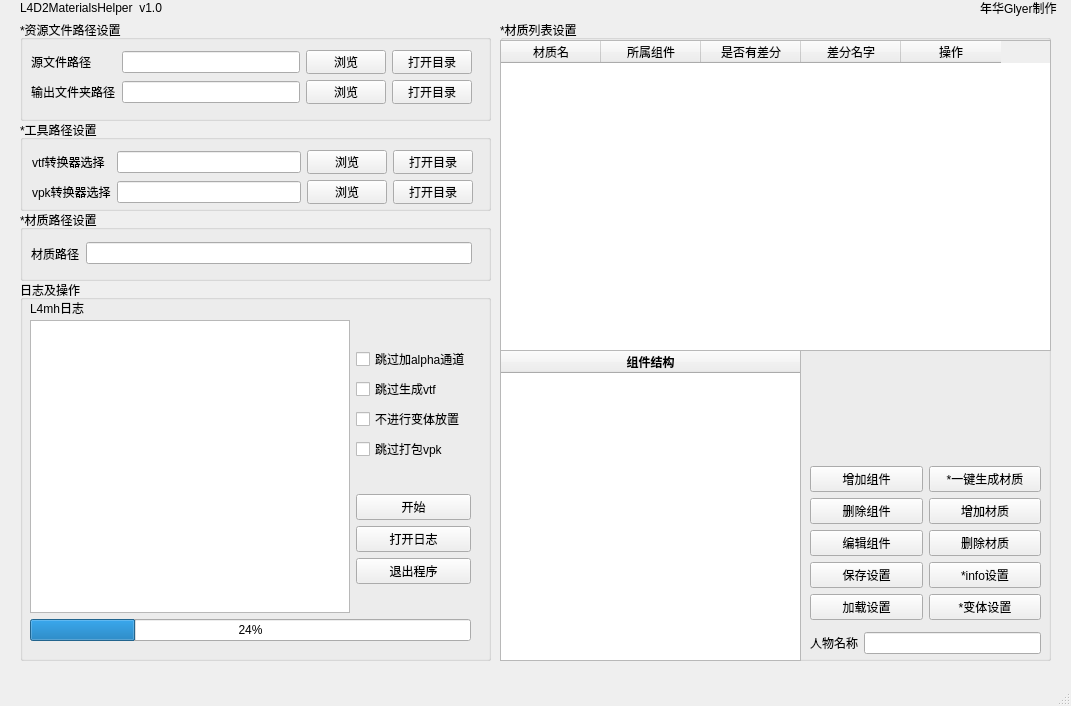
Old version of the form mainwindow.ui in the repository Glyer1/L4D2MaterialsHelper.
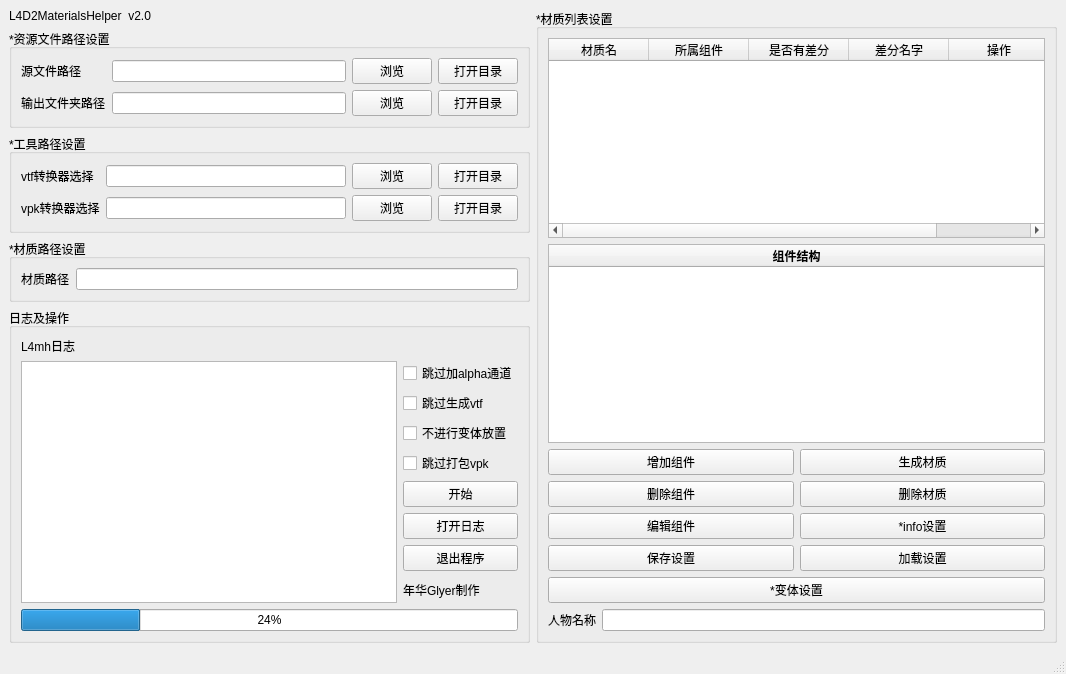
New version of the form.

Commit message:
🚀v2.0.0 重大升级！独立Alpha/自定义VMT/多线程/简单设置材质/20+bug修复
🚀 v2.0.0 重大更新

核心改动：
• 材质配置重构：从“每个差分单独设置”改为“一个材质管理所有差分”
  现在一个材质（如 skin）的所有差分（white/black/bright）可以在同一个面板里切换设置，
  真正实现“一次配置，全差分生效”

新增功能：
• 独立Alpha贴图支持（透明通道）
• 自定义VMT模板（支持{{base}}{{light}}等占位符）
• Emissive自发光贴图支持
• 拖拽文件自动复制到源目录
• 应用到全部差分按钮
• 多线程处理（UI不卡死）

修复问题：
• 材质列表总数翻倍
• 组件编辑时材质被误删
• 多线程结束时崩溃
• 动图VTF覆盖问题
• 用了自定义VMT却使用别的VMT配置问题
• 变体配置弹窗频繁弹出

从beta到正式版，累计修复20+个bug。

The edit to the form file:
```diff
--- a/mainwindow.ui
+++ b/mainwindow.ui
@@ -6,55 +6,42 @@
    <rect>
     <x>0</x>
     <y>0</y>
-    <width>1071</width>
-    <height>706</height>
+    <width>1066</width>
+    <height>674</height>
    </rect>
   </property>
   <property name="minimumSize">
    <size>
-    <width>1071</width>
-    <height>706</height>
+    <width>400</width>
+    <height>400</height>
    </size>
   </property>
   <property name="windowTitle">
    <string>MainWindow</string>
   </property>
   <widget class="QWidget" name="centralwidget">
+   <layout class="QVBoxLayout" name="verticalLayout_12">
+    <item>
+     <layout class="QHBoxLayout" name="horizontalLayout_6">
+      <item>
+       <layout class="QVBoxLayout" name="verticalLayout_11">
+        <item>
    <widget class="QLabel" name="l4mhTitle">
-    <property name="geometry">
-     <rect>
-      <x>20</x>
-      <y>0</y>
-      <width>161</width>
-      <height>16</height>
-     </rect>
-    </property>
     <property name="text">
-     <string>L4D2MaterialsHelper  v1.0</string>
-    </property>
-   </widget>
+           <string>L4D2MaterialsHelper  v2.0</string>
+          </property>
+         </widget>
+        </item>
+        <item>
+         <layout class="QVBoxLayout" name="verticalLayout_10">
+          <item>
    <widget class="QGroupBox" name="gbPathResource">
-    <property name="geometry">
-     <rect>
-      <x>20</x>
-      <y>20</y>
-      <width>471</width>
-      <height>101</height>
-     </rect>
-    </property>
     <property name="title">
      <string>*资源文件路径设置</string>
     </property>
-    <widget class="QWidget" name="layoutWidget">
-     <property name="geometry">
-      <rect>
-       <x>11</x>
-       <y>30</y>
-       <width>441</width>
-       <height>54</height>
-      </rect>
-     </property>
-     <layout class="QGridLayout" name="gridLayout">
+            <layout class="QVBoxLayout" name="verticalLayout_9">
+             <item>
+              <layout class="QGridLayout" name="gridLayout_3">
       <item row="0" column="0">
        <widget class="QLabel" name="sourcePathTitle">
         <property name="text">
@@ -104,29 +91,17 @@
        </widget>
       </item>
      </layout>
-    </widget>
-   </widget>
+             </item>
+            </layout>
+           </widget>
+          </item>
+          <item>
    <widget class="QGroupBox" name="gbTool">
-    <property name="geometry">
-     <rect>
-      <x>20</x>
-      <y>120</y>
-      <width>471</width>
-      <height>91</height>
-     </rect>
-    </property>
     <property name="title">
      <string>*工具路径设置</string>
     </property>
-    <widget class="QWidget" name="layoutWidget">
-     <property name="geometry">
-      <rect>
-       <x>12</x>
-       <y>30</y>
-       <width>441</width>
-       <height>54</height>
-      </rect>
-     </property>
+            <layout class="QVBoxLayout" name="verticalLayout_8">
+             <item>
      <layout class="QGridLayout" name="gridLayout_2">
       <item row="0" column="0">
        <widget class="QLabel" name="label">
@@ -177,30 +152,18 @@
        </widget>
       </item>
      </layout>
-    </widget>
-   </widget>
+             </item>
+            </layout>
+           </widget>
+          </item>
+          <item>
    <widget class="QGroupBox" name="gbPathGame">
-    <property name="geometry">
-     <rect>
-      <x>20</x>
-      <y>210</y>
-      <width>471</width>
-      <height>71</height>
-     </rect>
-    </property>
     <property name="title">
      <string>*材质路径设置</string>
     </property>
-    <widget class="QWidget" name="layoutWidget">
-     <property name="geometry">
-      <rect>
-       <x>11</x>
-       <y>31</y>
-       <width>441</width>
-       <height>25</height>
-      </rect>
-     </property>
-     <layout class="QHBoxLayout" name="horizontalLayout">
+            <layout class="QVBoxLayout" name="verticalLayout_7">
+             <item>
+              <layout class="QHBoxLayout" name="horizontalLayout_5">
       <item>
        <widget class="QLabel" name="gamePath">
         <property name="text">
@@ -212,29 +175,122 @@
        <widget class="QLineEdit" name="editVpkMat"/>
       </item>
      </layout>
-    </widget>
-   </widget>
+             </item>
+            </layout>
+           </widget>
+          </item>
+          <item>
+           <widget class="QGroupBox" name="gbRiZhi">
+            <property name="title">
+             <string>日志及操作</string>
+            </property>
+            <layout class="QHBoxLayout" name="horizontalLayout_4">
+             <item>
+              <layout class="QVBoxLayout" name="verticalLayout_6">
+               <item>
+                <widget class="QLabel" name="L4mhRiZhititle">
+                 <property name="text">
+                  <string>L4mh日志</string>
+                 </property>
+                </widget>
+               </item>
+               <item>
+                <layout class="QVBoxLayout" name="verticalLayout_5">
+                 <item>
+                  <layout class="QHBoxLayout" name="horizontalLayout_3">
+                   <item>
+                    <widget class="QTextEdit" name="l4mhRiZhi"/>
+                   </item>
+                   <item>
+                    <layout class="QVBoxLayout" name="verticalLayout_4">
+                     <item>
+                      <widget class="QCheckBox" name="cbSkipPreprocess">
+                       <property name="text">
+                        <string>跳过加alpha通道</string>
+                       </property>
+                      </widget>
+                     </item>
+                     <item>
+                      <widget class="QCheckBox" name="cbSkipVtf">
+                       <property name="text">
+                        <string>跳过生成vtf</string>
+                       </property>
+                      </widget>
+                     </item>
+                     <item>
+                      <widget class="QCheckBox" name="cbSkipVmt">
+                       <property name="text">
+                        <string>不进行变体放置</string>
+                       </property>
+                      </widget>
+                     </item>
+                     <item>
+                      <widget class="QCheckBox" name="cbSkipVpk">
+                       <property name="text">
+                        <string>跳过打包vpk</string>
+                       </property>
+                      </widget>
+                     </item>
+                     <item>
+                      <widget class="QPushButton" name="btnExecute">
+                       <property name="text">
+                        <string>开始</string>
+                       </property>
+                      </widget>
+                     </item>
+                     <item>
+                      <widget class="QPushButton" name="btnOpenRiZhi">
+                       <property name="text">
+                        <string>打开日志</string>
+                       </property>
+                      </widget>
+                     </item>
+                     <item>
+                      <widget class="QPushButton" name="btnEnd">
+                       <property name="text">
+                        <string>退出程序</string>
+                       </property>
+                      </widget>
+                     </item>
+                     <item>
+                      <widget class="QLabel" name="label_3">
+                       <property name="text">
+                        <string>年华Glyer制作</string>
+                       </property>
+                      </widget>
+                     </item>
+                    </layout>
+                   </item>
+                  </layout>
+                 </item>
+                 <item>
+                  <widget class="QProgressBar" name="progressBar">
+                   <property name="value">
+                    <number>24</number>
+                   </property>
+                  </widget>
+                 </item>
+                </layout>
+               </item>
+              </layout>
+             </item>
+            </layout>
+           </widget>
+          </item>
+         </layout>
+        </item>
+       </layout>
+      </item>
+      <item>
    <widget class="QGroupBox" name="gbMaterials">
-    <property name="geometry">
-     <rect>
-      <x>500</x>
-      <y>20</y>
-      <width>551</width>
-      <height>641</height>
-     </rect>
-    </property>
     <property name="title">
      <string>*材质列表设置</string>
     </property>
+        <layout class="QVBoxLayout" name="verticalLayout_3">
+         <item>
+          <layout class="QVBoxLayout" name="verticalLayout_2">
+           <item>
     <widget class="QTableWidget" name="tbMaterials">
-     <property name="geometry">
-      <rect>
-       <x>0</x>
-       <y>20</y>
-       <width>551</width>
-       <height>311</height>
-      </rect>
-     </property>
      <column>
       <property name="text">
        <string>材质名</string>
@@ -261,88 +317,87 @@
       </property>
      </column>
     </widget>
-    <widget class="QWidget" name="">
-     <property name="geometry">
-      <rect>
-       <x>310</x>
-       <y>440</y>
-       <width>231</width>
-       <height>201</height>
-      </rect>
-     </property>
-     <layout class="QVBoxLayout" name="verticalLayout_5">
+           </item>
+           <item>
+            <widget class="QTreeWidget" name="twComponents">
+             <column>
+              <property name="text">
+               <string>组件结构</string>
+              </property>
+              <property name="font">
+               <font>
+                <bold>true</bold>
+               </font>
+              </property>
+              <property name="textAlignment">
+               <set>AlignCenter</set>
+              </property>
+             </column>
+            </widget>
+           </item>
       <item>
        <layout class="QHBoxLayout" name="horizontalLayout_2">
         <item>
-         <layout class="QVBoxLayout" name="verticalLayout_4">
+              <layout class="QVBoxLayout" name="verticalLayout">
           <item>
+                <layout class="QGridLayout" name="gridLayout">
+                 <item row="0" column="0">
            <widget class="QPushButton" name="btnNewComponent">
             <property name="text">
              <string>增加组件</string>
             </property>
            </widget>
           </item>
-          <item>
+                 <item row="0" column="1">
+                  <widget class="QPushButton" name="btnNewMaterial">
+                   <property name="text">
+                    <string>生成材质</string>
+                   </property>
+                  </widget>
+                 </item>
+                 <item row="1" column="0">
            <widget class="QPushButton" name="btnDelComponent">
             <property name="text">
              <string>删除组件</string>
             </property>
            </widget>
           </item>
-          <item>
+                 <item row="1" column="1">
+                  <widget class="QPushButton" name="btnDelMaterial">
+                   <property name="text">
+                    <string>删除材质</string>
+                   </property>
+                  </widget>
+                 </item>
+                 <item row="2" column="0">
            <widget class="QPushButton" name="btnEditComponent">
             <property name="text">
              <string>编辑组件</string>
             </property>
            </widget>
           </item>
-          <item>
+                 <item row="2" column="1">
+                  <widget class="QPushButton" name="btnInfo">
+                   <property name="text">
+                    <string>*info设置</string>
+                   </property>
+                  </widget>
+                 </item>
+                 <item row="3" column="0">
            <widget class="QPushButton" name="btnSaveTestCase">
             <property name="text">
              <string>保存设置</string>
             </property>
            </widget>
           </item>
-          <item>
+                 <item row="3" column="1">
            <widget class="QPushButton" name="btnLoadTestCase">
             <property name="text">
              <string>加载设置</string>
             </property>
            </widget>
           </item>
-         </layout>
-        </item>
-        <item>
-         <layout class="QVBoxLayout" name="verticalLayout_3">
-          <item>
-           <widget class="QPushButton" name="btnMatGenerate">
-            <property name="text">
-             <string>*一键生成材质</string>
-            </property>
-           </widget>
-          </item>
-          <item>
-           <widget class="QPushButton" name="btnNewMaterial">
-            <property name="text">
-             <string>增加材质</string>
-            </property>
-           </widget>
-          </item>
-          <item>
-           <widget class="QPushButton" name="btnDelMaterial">
-            <property name="text">
-             <string>删除材质</string>
-            </property>
-           </widget>
-          </item>
-          <item>
-           <widget class="QPushButton" name="btnInfo">
-            <property name="text">
-             <string>*info设置</string>
-            </property>
-           </widget>
-          </item>
-          <item>
+                 <item row="4" column="0" colspan="2">
            <widget class="QPushButton" name="btnVariant">
             <property name="text">
              <string>*变体设置</string>
@@ -351,10 +406,8 @@
           </item>
          </layout>
         </item>
-       </layout>
-      </item>
       <item>
-       <layout class="QHBoxLayout" name="horizontalLayout_3">
+                <layout class="QHBoxLayout" name="horizontalLayout">
         <item>
          <widget class="QLabel" name="lbName">
           <property name="text">
@@ -368,157 +421,17 @@
        </layout>
       </item>
      </layout>
-    </widget>
-    <widget class="QTreeWidget" name="twComponents">
-     <property name="geometry">
-      <rect>
-       <x>0</x>
-       <y>330</y>
-       <width>301</width>
-       <height>311</height>
-      </rect>
-     </property>
-     <column>
-      <property name="text">
-       <string>组件结构</string>
-      </property>
-      <property name="font">
-       <font>
-        <bold>true</bold>
-       </font>
-      </property>
-      <property name="textAlignment">
-       <set>AlignCenter</set>
-      </property>
-     </column>
-    </widget>
-   </widget>
-   <widget class="QGroupBox" name="gbRiZhi">
-    <property name="geometry">
-     <rect>
-      <x>20</x>
-      <y>280</y>
-      <width>471</width>
-      <height>381</height>
-     </rect>
-    </property>
-    <property name="title">
-     <string>日志及操作</string>
-    </property>
-    <widget class="QLabel" name="L4mhRiZhititle">
-     <property name="geometry">
-      <rect>
-       <x>10</x>
-       <y>20</y>
-       <width>61</width>
-       <height>16</height>
-      </rect>
-     </property>
-     <property name="text">
-      <string>L4mh日志</string>
-     </property>
-    </widget>
-    <widget class="QWidget" name="layoutWidget">
-     <property name="geometry">
-      <rect>
-       <x>10</x>
-       <y>40</y>
-       <width>441</width>
-       <height>321</height>
-      </rect>
-     </property>
-     <layout class="QVBoxLayout" name="verticalLayout_7">
-      <item>
-       <layout class="QHBoxLayout" name="horizontalLayout_4">
-        <item>
-         <widget class="QTextEdit" name="l4mhRiZhi"/>
-        </item>
-        <item>
-         <layout class="QVBoxLayout" name="verticalLayout_6">
-          <item>
-           <layout class="QVBoxLayout" name="verticalLayout_2">
-            <item>
-             <widget class="QCheckBox" name="cbSkipPreprocess">
-              <property name="text">
-               <string>跳过加alpha通道</string>
-              </property>
-             </widget>
-            </item>
-            <item>
-             <widget class="QCheckBox" name="cbSkipVtf">
-              <property name="text">
-               <string>跳过生成vtf</string>
-              </property>
-             </widget>
-            </item>
-            <item>
-             <widget class="QCheckBox" name="cbSkipVmt">
-              <property name="text">
-               <string>不进行变体放置</string>
-              </property>
-             </widget>
-            </item>
-            <item>
-             <widget class="QCheckBox" name="cbSkipVpk">
-              <property name="text">
-               <string>跳过打包vpk</string>
-              </property>
-             </widget>
-            </item>
-           </layout>
-          </item>
-          <item>
-           <layout class="QVBoxLayout" name="verticalLayout">
-            <item>
-             <widget class="QPushButton" name="btnExecute">
-              <property name="text">
-               <string>开始</string>
-              </property>
-             </widget>
-            </item>
-            <item>
-             <widget class="QPushButton" name="btnOpenRiZhi">
-              <property name="text">
-               <string>打开日志</string>
-              </property>
-             </widget>
-            </item>
-            <item>
-             <widget class="QPushButton" name="btnEnd">
-              <property name="text">
-               <string>退出程序</string>
-              </property>
-             </widget>
-            </item>
+             </item>
+            </layout>
+           </item>
            </layout>
           </item>
          </layout>
+       </widget>
         </item>
        </layout>
       </item>
-      <item>
-       <widget class="QProgressBar" name="progressBar">
-        <property name="value">
-         <number>24</number>
-        </property>
-       </widget>
-      </item>
-     </layout>
-    </widget>
-   </widget>
-   <widget class="QLabel" name="label_3">
-    <property name="geometry">
-     <rect>
-      <x>980</x>
-      <y>0</y>
-      <width>81</width>
-      <height>16</height>
-     </rect>
-    </property>
-    <property name="text">
-     <string>年华Glyer制作</string>
-    </property>
-   </widget>
+   </layout>
   </widget>
   <widget class="QMenuBar" name="menubar">
    <property name="geometry">
```
Left out of the diff: 2 changed lines with no effect on the pictures. Lines whose indentation alone changed are shown as unchanged. The commit also changes 13 other files.
